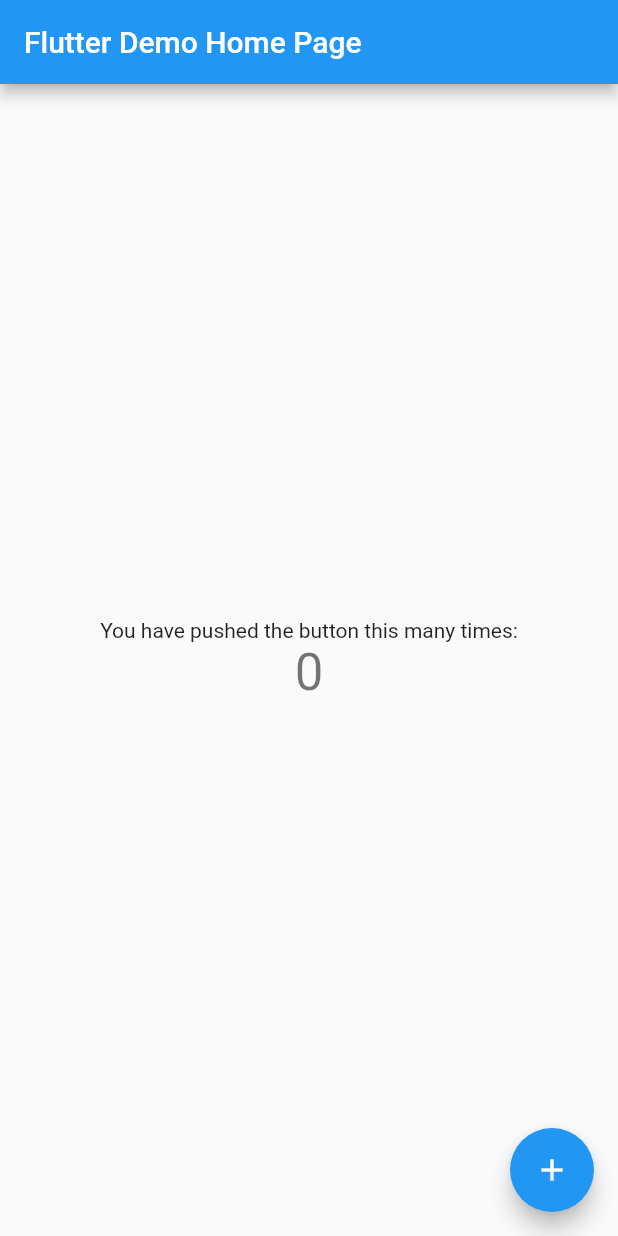
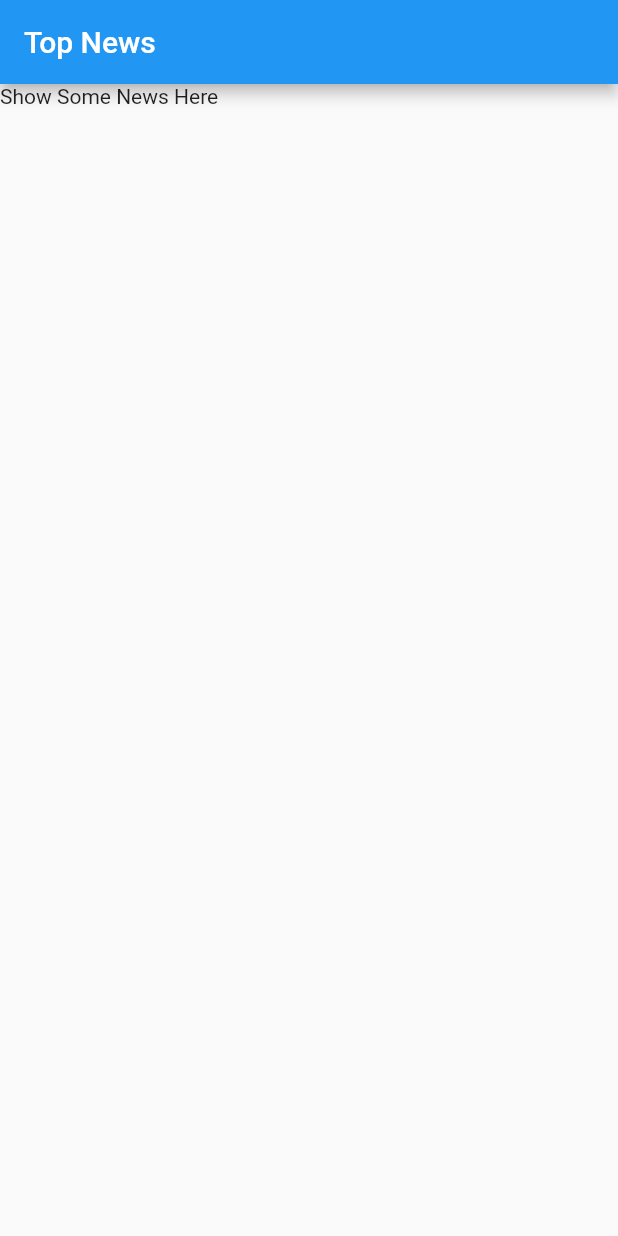
Before and after one commit to AtaMahmoud/news, a Flutter app: the screen it shows after launch, on a phone screen of 412 x 824 dp. Run offline on Flutter 3.47's test engine with Material 2 defaults, Android fonts, the phone set to English and light mode, and no system bars; our stand-ins replace sqflite; accounts and stored records are empty.

Commit message:
app ui setup and add some Boilerplate code

```diff
--- a/lib/main.dart
+++ b/lib/main.dart
@@ -1,109 +1,6 @@
 import 'package:flutter/material.dart';
+import 'src/app.dart';
 
-void main() => runApp(new MyApp());
-
-class MyApp extends StatelessWidget {
-  // This widget is the root of your application.
-  @override
-  Widget build(BuildContext context) {
-    return new MaterialApp(
-      title: 'Flutter Demo',
-      theme: new ThemeData(
-        // This is the theme of your application.
-        //
-        // Try running your application with "flutter run". You'll see the
-        // application has a blue toolbar. Then, without quitting the app, try
-        // changing the primarySwatch below to Colors.green and then invoke
-        // "hot reload" (press "r" in the console where you ran "flutter run",
-        // or press Run > Flutter Hot Reload in IntelliJ). Notice that the
-        // counter didn't reset back to zero; the application is not restarted.
-        primarySwatch: Colors.blue,
-      ),
-      home: new MyHomePage(title: 'Flutter Demo Home Page'),
-    );
-  }
+void main(){
+  runApp(App());
 }
-
-class MyHomePage extends StatefulWidget {
-  MyHomePage({Key key, this.title}) : super(key: key);
-
-  // This widget is the home page of your application. It is stateful, meaning
-  // that it has a State object (defined below) that contains fields that affect
-  // how it looks.
-
-  // This class is the configuration for the state. It holds the values (in this
-  // case the title) provided by the parent (in this case the App widget) and
-  // used by the build method of the State. Fields in a Widget subclass are
-  // always marked "final".
-
-  final String title;
-
-  @override
-  _MyHomePageState createState() => new _MyHomePageState();
-}
-
-class _MyHomePageState extends State<MyHomePage> {
-  int _counter = 0;
-
-  void _incrementCounter() {
-    setState(() {
-      // This call to setState tells the Flutter framework that something has
-      // changed in this State, which causes it to rerun the build method below
-      // so that the display can reflect the updated values. If we changed
-      // _counter without calling setState(), then the build method would not be
-      // called again, and so nothing would appear to happen.
-      _counter++;
-    });
-  }
-
-  @override
-  Widget build(BuildContext context) {
-    // This method is rerun every time setState is called, for instance as done
-    // by the _incrementCounter method above.
-    //
-    // The Flutter framework has been optimized to make rerunning build methods
-    // fast, so that you can just rebuild anything that needs updating rather
-    // than having to individually change instances of widgets.
-    return new Scaffold(
-      appBar: new AppBar(
-        // Here we take the value from the MyHomePage object that was created by
-        // the App.build method, and use it to set our appbar title.
-        title: new Text(widget.title),
-      ),
-      body: new Center(
-        // Center is a layout widget. It takes a single child and positions it
-        // in the middle of the parent.
-        child: new Column(
-          // Column is also layout widget. It takes a list of children and
-          // arranges them vertically. By default, it sizes itself to fit its
-          // children horizontally, and tries to be as tall as its parent.
-          //
-          // Invoke "debug paint" (press "p" in the console where you ran
-          // "flutter run", or select "Toggle Debug Paint" from the Flutter tool
-          // window in IntelliJ) to see the wireframe for each widget.
-          //
-          // Column has various properties to control how it sizes itself and
-          // how it positions its children. Here we use mainAxisAlignment to
-          // center the children vertically; the main axis here is the vertical
-          // axis because Columns are vertical (the cross axis would be
-          // horizontal).
-          mainAxisAlignment: MainAxisAlignment.center,
-          children: <Widget>[
-            new Text(
-              'You have pushed the button this many times:',
-            ),
-            new Text(
-              '$_counter',
-              style: Theme.of(context).textTheme.display1,
-            ),
-          ],
-        ),
-      ),
-      floatingActionButton: new FloatingActionButton(
-        onPressed: _incrementCounter,
-        tooltip: 'Increment',
-        child: new Icon(Icons.add),
-      ), // This trailing comma makes auto-formatting nicer for build methods.
-    );
-  }
-}
--- /dev/null
+++ b/lib/src/app.dart
@@ -0,0 +1,12 @@
+import 'package:flutter/material.dart';
+import 'screens/news_list.dart';
+
+class App extends StatelessWidget {
+  @override
+  Widget build(BuildContext context) {
+    return MaterialApp(
+      title: 'News',
+      home: NewsList(),
+    );
+  }
+}
--- /dev/null
+++ b/lib/src/screens/news_list.dart
@@ -0,0 +1,13 @@
+import 'package:flutter/material.dart';
+
+class NewsList extends StatelessWidget {
+  @override
+  Widget build(BuildContext context) {
+    return Scaffold(
+      appBar: AppBar(
+        title: Text('Top News'),
+      ),
+      body: Text('Show Some News Here'),
+    );
+  }
+}
```
Also changed, not shown: 1 other file.
